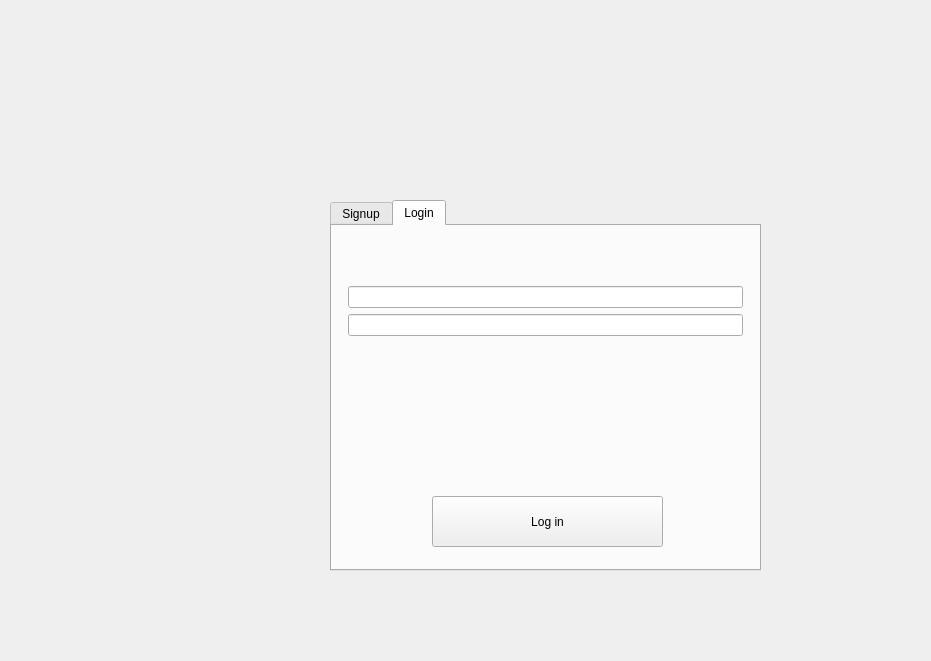
Qt form client/ui/registrationpage.ui (pingvan/duende) before a commit.
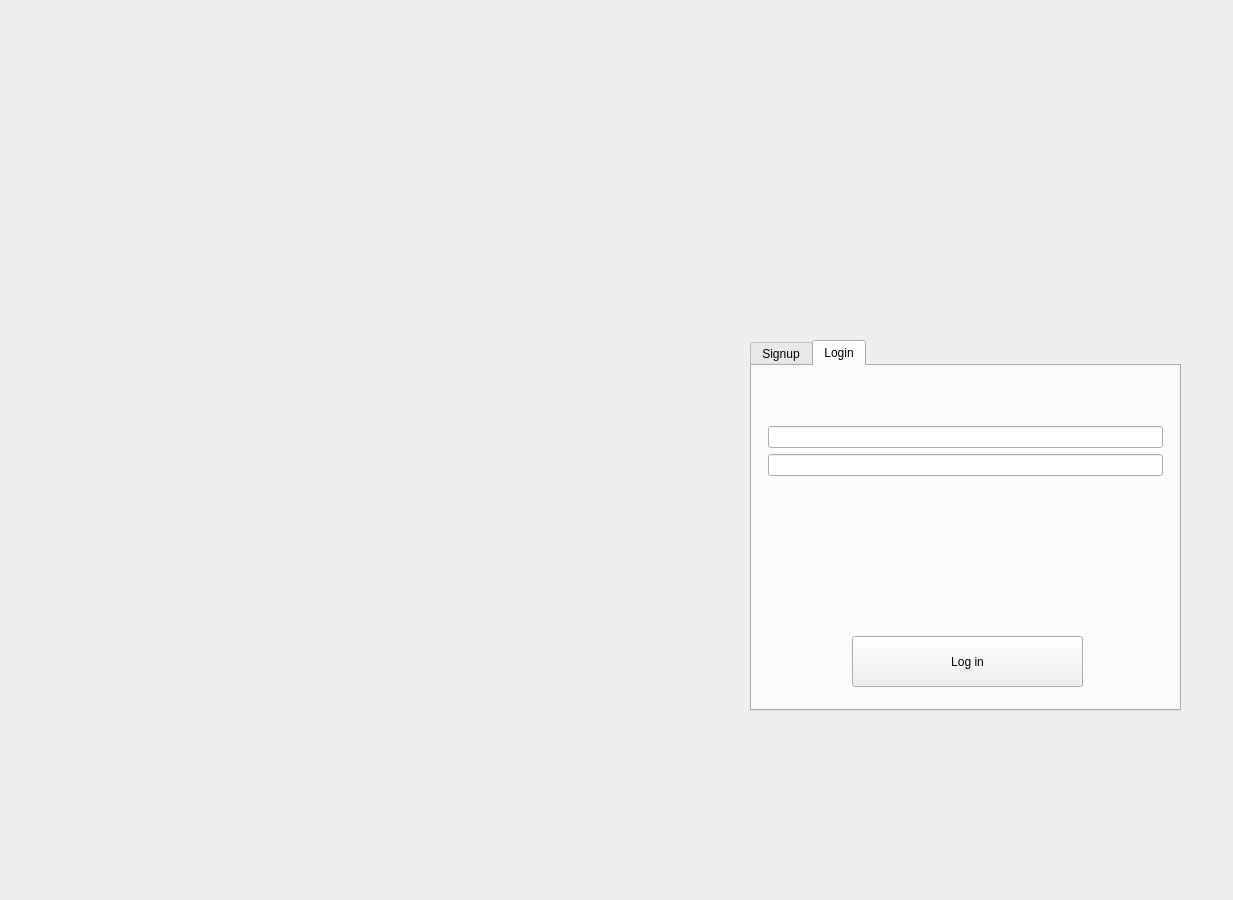
The same form after that commit.

```diff
--- a/client/ui/registrationpage.ui
+++ b/client/ui/registrationpage.ui
@@ -6,8 +6,8 @@
    <rect>
     <x>0</x>
     <y>0</y>
-    <width>931</width>
-    <height>661</height>
+    <width>1233</width>
+    <height>900</height>
    </rect>
   </property>
   <property name="windowTitle">
@@ -16,8 +16,8 @@
   <widget class="QTabWidget" name="tabWidget">
    <property name="geometry">
     <rect>
-     <x>330</x>
-     <y>200</y>
+     <x>750</x>
+     <y>340</y>
      <width>431</width>
      <height>371</height>
     </rect>
```
